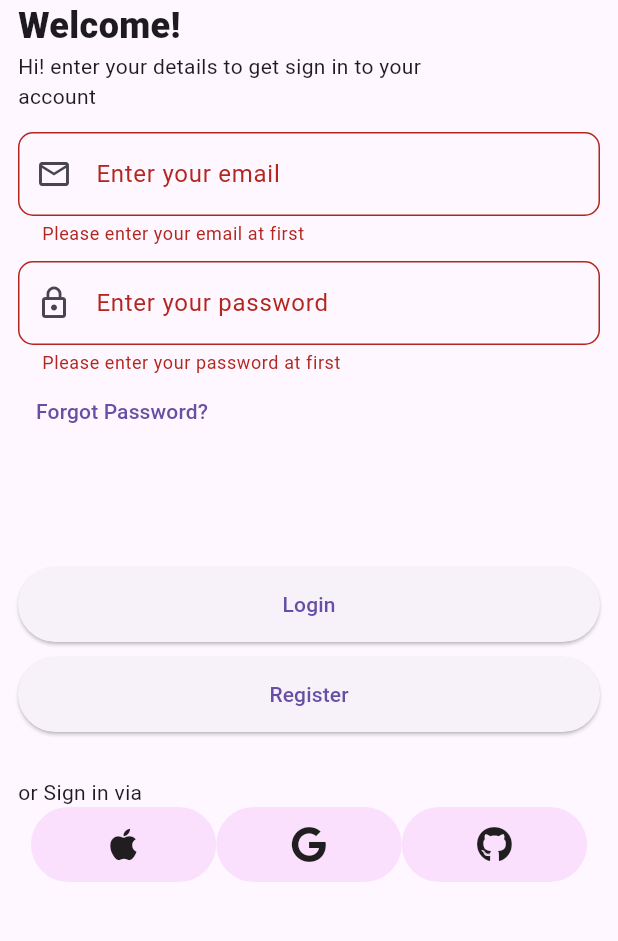
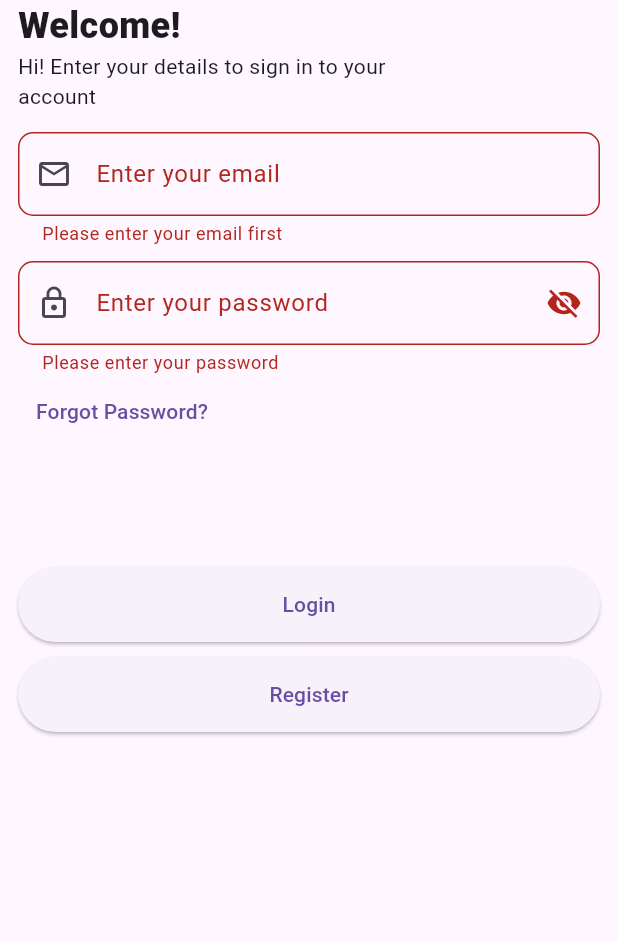
Before and after one commit to dimashbalabek/flutter_lvl5_project, a Flutter app: the SignInPage screen opened directly, after a tap on "Login", on a phone screen of 412 x 824 dp, the part 123-1064 px from its top. Run offline on Flutter 3.47's test engine with Material 3 defaults, Android fonts, the phone set to English and light mode, and no system bars; our stand-ins replace flutter_slidable, hive, hive_flutter, introduction_screen; accounts and stored records are empty.

Commit message:
added smth

```diff
--- a/lib/RegisterPage.dart
+++ b/lib/RegisterPage.dart
@@ -104,9 +104,9 @@ class _RegisterPageState extends State<RegisterPage> {
 
 
 SizedBox(
-  width: MediaQuery.of(context).size.width *0.6, // Full width of the screen
+  width: MediaQuery.of(context).size.width *0.6,
   child: DropdownButton<String>(
-    isExpanded: true,  // Expands to take the entire width
+    isExpanded: true,
     icon: isMale ? Icon(Icons.male) : Icon(Icons.female),
     value: gender,
     items: [
--- a/lib/SignInPage.dart
+++ b/lib/SignInPage.dart
@@ -1,11 +1,7 @@
-// ignore_for_file: sized_box_for_whitespace
-
-
 import 'package:flutter/material.dart';
 import 'package:flutter_lvl5_project/Home.dart';
 import 'package:flutter_lvl5_project/RegisterPage.dart';
 import 'package:flutter_lvl5_project/data.dart';
-import 'package:font_awesome_flutter/font_awesome_flutter.dart';
 import 'package:hive/hive.dart';
 
 class SignInPage extends StatefulWidget {
@@ -16,196 +12,174 @@ class SignInPage extends StatefulWidget {
 }
 
 class _SignInPageState extends State<SignInPage> {
-  @override
-  void initState() {
-    super.initState();
-
-
-
-
-    if (_mybox0.get("IS_LOGGED")== null) {
-      _mybox0.put("IS_LOGGED", false);
-    }
-    if (_mybox0.get("IS_LOGGED") == true) {
-      Navigator.pushReplacement(context, MaterialPageRoute(builder: (BuildContext context){ return HomePage();}));
-    }
-  }
-  final _mybox0 = Hive.box("Box_Sign");
-  final _mybox1 = Hive.box("Habit_Database");
+  late Box _mybox0;
+  bool _isObscure = true;
   final _formKey = GlobalKey<FormState>();
   final _emailC = TextEditingController();
   final _passC = TextEditingController();
   User? userDataC;
   bool isEmail = false;
   bool isPass = false;
+
+  @override
+  void initState() {
+    super.initState();
+    _mybox0 = Hive.box("Box_Sign");
+
+    if (_mybox0.get("IS_LOGGED") == null) {
+      _mybox0.put("IS_LOGGED", false);
+    }
+    if (_mybox0.get("IS_LOGGED") == true) {
+      WidgetsBinding.instance.addPostFrameCallback((_) {
+        Navigator.pushReplacement(
+          context,
+          MaterialPageRoute(builder: (BuildContext context) {
+            return HomePage();
+          }),
+        );
+      });
+    }
+  }
+
   @override
   Widget build(BuildContext context) {
     return Scaffold(
       body: Padding(
         padding: EdgeInsets.all(12),
         child: Form(
-          key: _formKey ,
+          key: _formKey,
           child: Column(
             crossAxisAlignment: CrossAxisAlignment.start,
             children: [
-              ClipRRect(borderRadius: BorderRadius.circular(90),child: Image.asset("assets/logo.png", width: 70,)),
-
+              ClipRRect(
+                borderRadius: BorderRadius.circular(90),
+                child: Image.asset("assets/logo.png", width: 70),
+              ),
               Container(
-                width: MediaQuery.of(context).size.width*0.7,
+                width: MediaQuery.of(context).size.width * 0.7,
                 child: Column(
-                  crossAxisAlignment: CrossAxisAlignment.start  ,
+                  crossAxisAlignment: CrossAxisAlignment.start,
                   children: [
-                    Text("Welcome!", style: TextStyle(fontWeight: FontWeight.w900, fontSize: 24),),
-                    Text("Hi! enter your details to get sign in to your account"),
-                    SizedBox(height: 14,)
+                    Text(
+                      "Welcome!",
+                      style: TextStyle(fontWeight: FontWeight.w900, fontSize: 24),
+                    ),
+                    Text("Hi! Enter your details to sign in to your account"),
+                    SizedBox(height: 14),
                   ],
                 ),
               ),
-
               TextFormField(
                 controller: _emailC,
                 validator: (value) {
-
-                  for (var i = 0; i < usersData.length; i++) {
-                    if (usersData[i].email == value) {
-                      isEmail = true;
-                      userDataC = usersData[i];
-                      print(userDataC!.name);
-                      break;
-                    }
-                  }
-
                   if (value == null || value.isEmpty) {
-                    return "Please enter your email at first";
-                  }
-                  else if(isEmail == false){
-                    return "invalid email";
+                    return "Please enter your email first";
                   }
 
                   if (!RegExp(r'^[a-zA-Z0-9._%+-]+@[a-zA-Z0-9.-]+\.[a-zA-Z]{2,}$').hasMatch(value)) {
                     return "Invalid email format";
                   }
 
+                  isEmail = false;
+                  for (var user in usersData) {
+                    if (user.email == value) {
+                      isEmail = true;
+                      userDataC = user;
+                      break;
+                    }
+                  }
+
+                  if (!isEmail) {
+                    return "Email not found";
+                  }
+                  return null;
                 },
                 decoration: InputDecoration(
                   labelText: 'Enter your email',
                   prefixIcon: Icon(Icons.email_outlined),
-                  border: OutlineInputBorder(borderRadius: BorderRadius.circular(10,))
+                  border: OutlineInputBorder(borderRadius: BorderRadius.circular(10)),
                 ),
               ),
-              SizedBox(height: 10,),
-
+              SizedBox(height: 10),
               TextFormField(
                 controller: _passC,
                 validator: (value) {
-
-                  for (var i = 0; i < usersData.length; i++) {
-                    if (usersData[i].password == value) {
-                      isPass = true;
-                      break;
-                    }
+                  if (value == null || value.isEmpty) {
+                    return "Please enter your password";
                   }
 
-                  if (value == null || value.isEmpty) {
-                    return "Please enter your password at first";
+                  if (userDataC == null) {
+                    return "Please enter a valid email first";
                   }
-                  else if(isPass == false){
-                    return "invalid password";
+
+                  if (value != userDataC!.password) {
+                    return "Incorrect password";
                   }
                   return null;
                 },
+                obscureText: _isObscure,
                 decoration: InputDecoration(
                   labelText: "Enter your password",
                   prefixIcon: Icon(Icons.lock_outline),
-                  border: OutlineInputBorder(borderRadius: BorderRadius.circular(10,))
+                  suffixIcon: IconButton(
+                    icon: Icon(
+                      _isObscure ? Icons.visibility_off : Icons.visibility,
+                    ),
+                    onPressed: () {
+                      setState(() {
+                        _isObscure = !_isObscure;
+                      });
+                    },
+                  ),
+                  border: OutlineInputBorder(borderRadius: BorderRadius.circular(10)),
                 ),
               ),
-
-              TextButton(onPressed: (){}, child: Text("Forgot Password?")),
-
-              SizedBox(height: 80,),
-
+              TextButton(onPressed: () {}, child: Text("Forgot Password?")),
+              SizedBox(height: 80),
               ElevatedButton(
                 style: ButtonStyle(
-                  minimumSize: WidgetStatePropertyAll(Size(MediaQuery.of(context).size.width, 50))
+                  minimumSize: MaterialStateProperty.all(Size(MediaQuery.of(context).size.width, 50)),
                 ),
                 onPressed: () async {
                   if (_formKey.currentState!.validate()) {
-    print(userDataC!.name);
-    print(userDataC!.age);
-    print(userDataC!.email);
-    print(userDataC!.gender);
+                    if (userDataC != null) {
                       _mybox0.put("USER_NAME", userDataC!.name);
                       _mybox0.put("USER_AGE", userDataC!.age);
                       _mybox0.put("USER_EMAIL", userDataC!.email);
                       _mybox0.put("USER_GENDER", userDataC!.gender);
-    print("по идеи кетти");
+
                       ScaffoldMessenger.of(context).showSnackBar(
                         SnackBar(
                           content: Text("Signed in successfully!"),
                           backgroundColor: Color.fromARGB(255, 53, 53, 53),
                         ),
                       );
+
                       _mybox0.put("IS_LOGGED", true);
-    await Future.delayed(Duration(seconds: 2));
-    if (mounted) {
                       Navigator.pushReplacement(
                         context,
-        MaterialPageRoute(
-          builder: (BuildContext context) {
+                        MaterialPageRoute(builder: (BuildContext context) {
                           return HomePage();
-          },
-        ),
+                        }),
                       );
                     }
                   }
                 },
- child: Text("Login")
+                child: Text("Login"),
               ),
-
-              SizedBox(height: 10,),
+              SizedBox(height: 10),
               ElevatedButton(
-                style: ButtonStyle(minimumSize: WidgetStatePropertyAll(Size(MediaQuery.of(context).size.width, 50))),
-                onPressed: (){
-                Navigator.pushReplacement(context, MaterialPageRoute(builder: (BuildContext context){ return RegisterPage();}));
-              }, child: Text("Register")),
-
-              SizedBox(height: 30,),
-
-              Text("or Sign in via"),
-
-              Row(
-                mainAxisAlignment: MainAxisAlignment.center,
-                children: [
-                  Container(
-                    decoration: BoxDecoration(
-                      borderRadius: BorderRadius.circular(30),
-                      color: Color.fromARGB(255, 250, 224, 253),
+                style: ButtonStyle(
+                  minimumSize: MaterialStateProperty.all(Size(MediaQuery.of(context).size.width, 50)),
                 ),
-                    height: 50,
-                    width: MediaQuery.of(context).size.width*0.3,
-                    child: Icon(FontAwesomeIcons.apple),
+                onPressed: () {
+                  Navigator.pushReplacement(context, MaterialPageRoute(builder: (BuildContext context) {
+                    return RegisterPage();
+                  }));
+                },
+                child: Text("Register"),
               ),
-                  Container(
-                    decoration: BoxDecoration(
-                      borderRadius: BorderRadius.circular(30),
-                      color: const Color.fromARGB(255, 250, 224, 253),
-                    ),
-                    height: 50,
-                    width: MediaQuery.of(context).size.width*0.3,
-                    child: Icon(FontAwesomeIcons.google),
-                  ),
-                  Container(
-                    decoration: BoxDecoration(
-                      borderRadius: BorderRadius.circular(30),
-                      color: const Color.fromARGB(255, 250, 224, 253),
-                    ),
-                    height: 50,
-                    width: MediaQuery.of(context).size.width*0.3,
-                    child: Icon(FontAwesomeIcons.github, ),
-                  ),
-                ],
-              )
+              SizedBox(height: 30),
             ],
           ),
         ),
--- a/lib/WellcomePage.dart
+++ b/lib/WellcomePage.dart
@@ -47,7 +47,7 @@ class _WelcomePageState extends State<WelcomePage> {
                   title: "Habits Tracker App",
                   bodyWidget: Center(
                     child: Container(
-                      height: MediaQuery.of(context).size.height * 0.6,
+                      height: MediaQuery.of(context).size.height * 0.65,
                       width: MediaQuery.of(context).size.width * 0.7,
                       child: Column(
                         mainAxisAlignment: MainAxisAlignment.center,
--- a/lib/main.dart
+++ b/lib/main.dart
@@ -1,6 +1,4 @@
 import 'package:flutter/material.dart';
-import 'package:flutter_lvl5_project/Home.dart';
-import 'package:flutter_lvl5_project/SignInPage.dart';
 import 'package:flutter_lvl5_project/WellcomePage.dart';
 import 'package:hive_flutter/hive_flutter.dart';
 
```
Also changed, not shown: pubspec.lock. Lines whose indentation alone changed are shown as unchanged.
